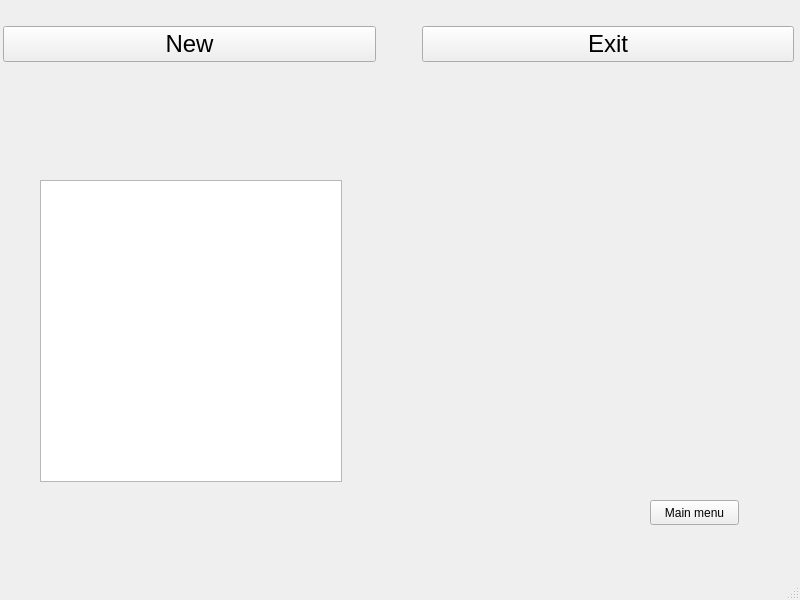
Old version of the form mainwindow.ui in the repository MaksS7/Inventory.
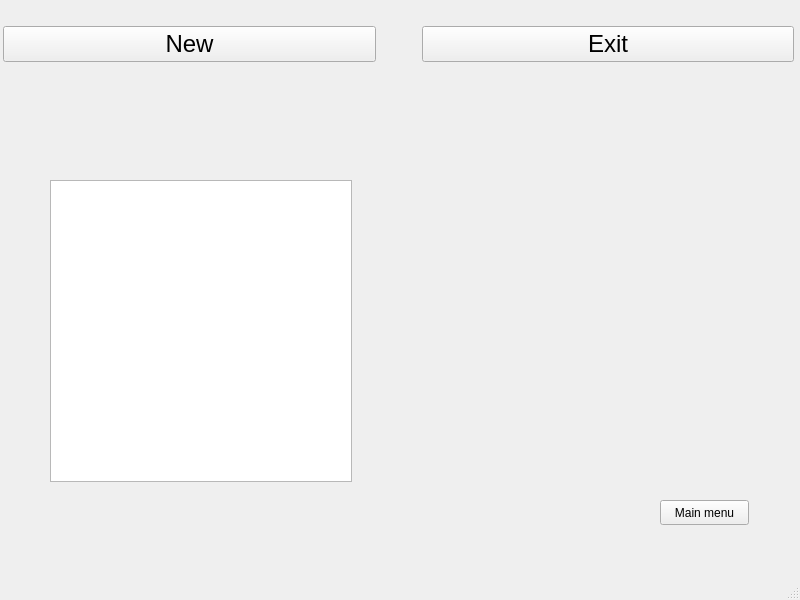
New version of the form. Custom widgets are drawn as their Qt base class.

Patch:
```diff
--- a/mainwindow.ui
+++ b/mainwindow.ui
@@ -109,7 +109,7 @@
     </property>
     <property name="geometry">
      <rect>
-      <x>0</x>
+      <x>10</x>
       <y>80</y>
       <width>801</width>
       <height>471</height>
@@ -131,8 +131,8 @@
     <widget class="item" name="widget" native="true">
      <property name="geometry">
       <rect>
-       <x>600</x>
-       <y>140</y>
+       <x>570</x>
+       <y>200</y>
        <width>100</width>
        <height>100</height>
       </rect>
@@ -150,6 +150,15 @@
        <height>302</height>
       </rect>
      </property>
+     <property name="styleSheet">
+      <string notr="true"/>
+     </property>
+     <property name="editTriggers">
+      <set>QAbstractItemView::NoEditTriggers</set>
+     </property>
+     <property name="selectionMode">
+      <enum>QAbstractItemView::SingleSelection</enum>
+     </property>
     </widget>
    </widget>
   </widget>
```
Left out of the diff: 2 changed lines with no effect on the pictures.
